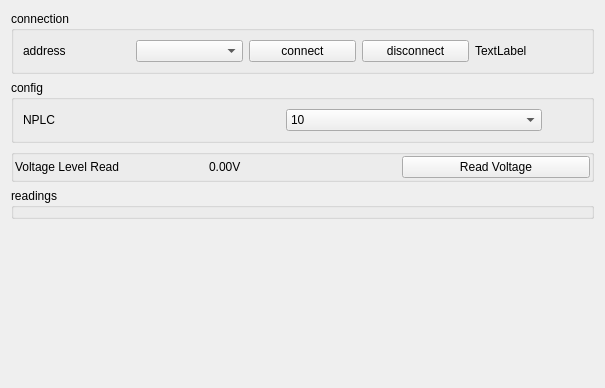
First picture: the form in hp34401a/hp34401a.ui, repository lictailer/zmeter, before the edit.
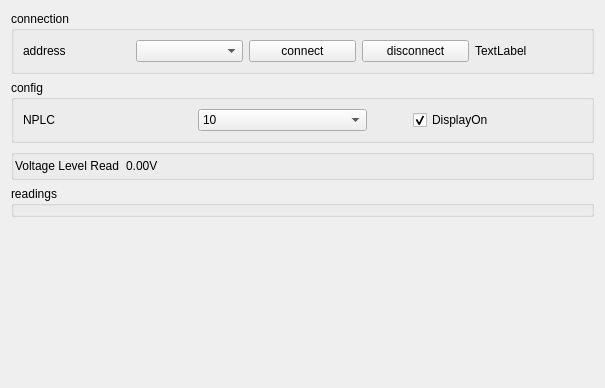
Second picture: the form after the edit.

Commit message: added very detailed errors capturing and DarkMode checkbox

What changed in the file:
```diff
--- a/hp34401a/hp34401a.ui
+++ b/hp34401a/hp34401a.ui
@@ -115,6 +115,19 @@
         </property>
        </spacer>
       </item>
+      <item>
+       <widget class="QCheckBox" name="display_on_checkBox">
+        <property name="autoFillBackground">
+         <bool>false</bool>
+        </property>
+        <property name="text">
+         <string>DisplayOn</string>
+        </property>
+        <property name="checked">
+         <bool>true</bool>
+        </property>
+       </widget>
+      </item>
      </layout>
     </widget>
    </item>
@@ -133,6 +146,19 @@
       <property name="bottomMargin">
        <number>1</number>
       </property>
+      <item row="0" column="2">
+       <spacer name="horizontalSpacer_2">
+        <property name="orientation">
+         <enum>Qt::Horizontal</enum>
+        </property>
+        <property name="sizeHint" stdset="0">
+         <size>
+          <width>40</width>
+          <height>20</height>
+         </size>
+        </property>
+       </spacer>
+      </item>
       <item row="0" column="0">
        <widget class="QLabel" name="label_3">
         <property name="text">
@@ -147,13 +173,6 @@
         </property>
        </widget>
       </item>
-      <item row="0" column="2">
-       <widget class="QPushButton" name="readVoltage_pushButton">
-        <property name="text">
-         <string>Read Voltage</string>
-        </property>
-       </widget>
-      </item>
      </layout>
     </widget>
    </item>
```
The commit also changes 7 other files.
